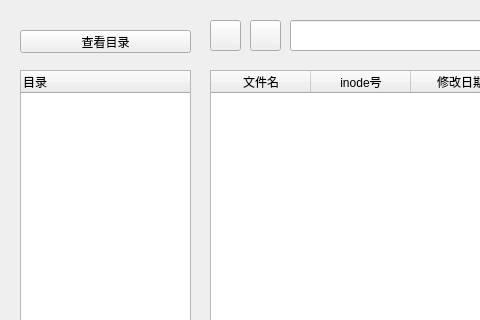
The window that widget_catalog.ui (puzzledsky/os-course-design) describes before a commit, drawn with Qt 5; both pictures show x 0 to 480 and y 0 to 320 of the 867 by 494 pixel window.
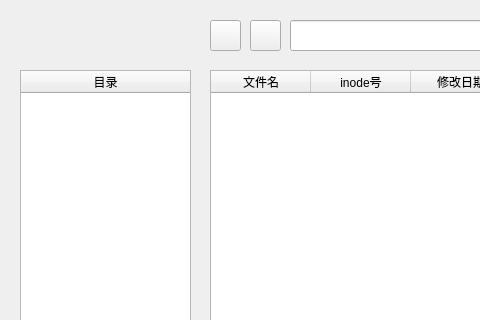
The same window after the commit. Icons and pictures are not drawn.

Commit message: 目录聚焦

Diff of the .ui file:
```diff
--- a/widget_catalog.ui
+++ b/widget_catalog.ui
@@ -32,6 +32,9 @@
     <property name="text">
      <string>目录</string>
     </property>
+    <property name="textAlignment">
+     <set>AlignCenter</set>
+    </property>
    </column>
   </widget>
   <widget class="QTableWidget" name="table_file">
@@ -138,19 +141,6 @@
     <string/>
    </property>
   </widget>
-  <widget class="QPushButton" name="pushButton_3">
-   <property name="geometry">
-    <rect>
-     <x>20</x>
-     <y>30</y>
-     <width>171</width>
-     <height>23</height>
-    </rect>
-   </property>
-   <property name="text">
-    <string>查看目录</string>
-   </property>
-  </widget>
  </widget>
  <tabstops>
   <tabstop>treeWidget</tabstop>
```
Left out of the diff: 6 changed lines with no effect on the pictures. The commit also changes 3 other files.
